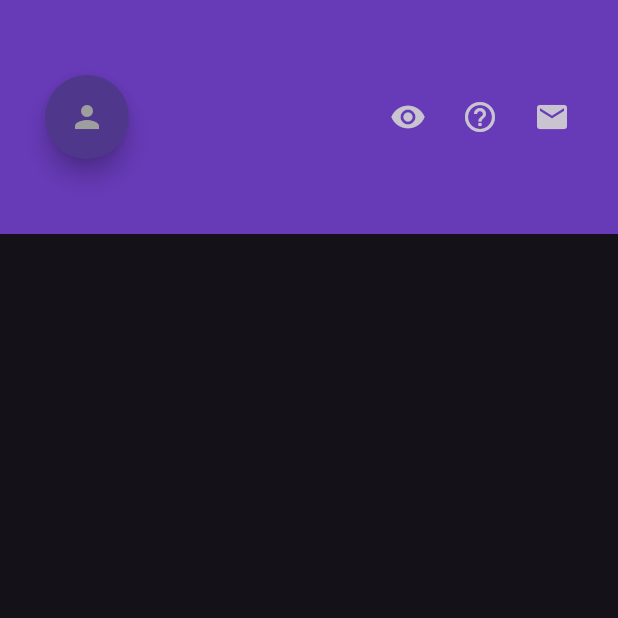
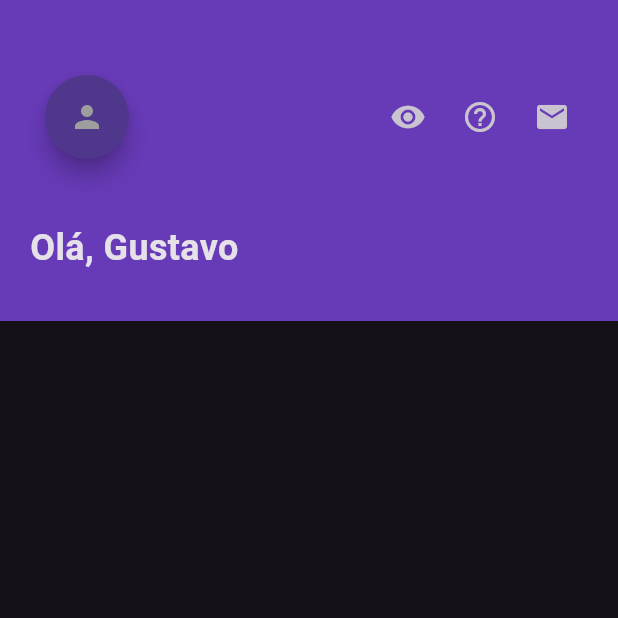
Before and after one commit to Gsdagustavo/nubank_clone, a Flutter app: the screen it shows after launch, on a phone screen of 412 x 824 dp, the top half of it. Run offline on Flutter 3.47's test engine with Material 3 defaults, Android fonts, the phone set to English and light mode, and no system bars.

Commit message:
added the user's name text display

```diff
--- a/lib/main.dart
+++ b/lib/main.dart
@@ -1,4 +1,10 @@
 import 'package:flutter/material.dart';
+
+/// Placeholder for the user's name
+const String username = 'Gustavo';
+
+/// Placeholder for the user's account balance
+const double balance = 350.12;
 
 void main() {
   runApp(const MyApp());
@@ -77,6 +83,20 @@ class TopAppBar extends StatelessWidget {
                 ],
               ),
             ),
+
+            /// Shows the user's name
+            Row(
+              mainAxisAlignment: MainAxisAlignment.start,
+              children: [
+                Padding(
+                  padding: const EdgeInsets.symmetric(vertical: 12),
+                  child: const Text(
+                    'Olá, $username',
+                    style: TextStyle(fontWeight: FontWeight.bold, fontSize: 24),
+                  ),
+                ),
+              ],
+            ),
           ],
         ),
       ),
```
